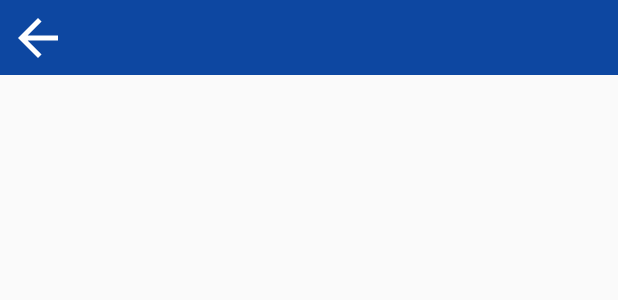
After one commit to Carlie45/CarsApp, an Android app: the layout activity_linear_layout.xml on its own in the app's theme, with its tools: preview values and no code run, on a phone screen of 412 x 824 dp. The commit adds this screen. Shown: the top 300 px of the screen. Run offline under Robolectric (Android 15) with nearby library versions, the phone set to English and light mode, and no system bars.

Commit message:
Create initial files for LinearLayoutActivity and ListViewActivity

```diff
--- /dev/null
+++ b/app/src/main/res/layout/activity_linear_layout.xml
@@ -0,0 +1,12 @@
+<?xml version="1.0" encoding="utf-8"?>
+<androidx.coordinatorlayout.widget.CoordinatorLayout xmlns:android="http://schemas.android.com/apk/res/android"
+    xmlns:app="http://schemas.android.com/apk/res-auto"
+    xmlns:tools="http://schemas.android.com/tools"
+    android:layout_width="match_parent"
+    android:layout_height="match_parent"
+    tools:context=".activities.LinearLayoutActivity">
+
+    <include layout="@layout/app_toolbar_fragment" />
+    <include layout="@layout/content_linear_layout" />
+
+</androidx.coordinatorlayout.widget.CoordinatorLayout>
--- /dev/null
+++ b/app/src/main/res/layout/content_linear_layout.xml
@@ -0,0 +1,11 @@
+<?xml version="1.0" encoding="utf-8"?>
+<androidx.constraintlayout.widget.ConstraintLayout xmlns:android="http://schemas.android.com/apk/res/android"
+    xmlns:app="http://schemas.android.com/apk/res-auto"
+    xmlns:tools="http://schemas.android.com/tools"
+    android:layout_width="match_parent"
+    android:layout_height="match_parent"
+    app:layout_behavior="@string/appbar_scrolling_view_behavior"
+    tools:context=".activities.LinearLayoutActivity"
+    tools:showIn="@layout/activity_linear_layout">
+
+</androidx.constraintlayout.widget.ConstraintLayout>
--- a/app/src/main/res/values/styles.xml
+++ b/app/src/main/res/values/styles.xml
@@ -29,12 +29,20 @@
 
     <style name="RandomCarButton">
         <item name="android:layout_height">wrap_content</item>
-        <item name="android:layout_width">0dp</item>
-        <item name="android:layout_weight">1</item>
+        <item name="android:layout_width">match_parent</item>
         <item name="android:layout_margin">3dp</item>
         <item name="android:background">@color/colorLightBlue</item>
         <item name="android:textColor">@color/colorBlack</item>
         <item name="android:textSize">20dp</item>
     </style>
 
+    <style name="AppTheme.NoActionBar">
+        <item name="windowActionBar">false</item>
+        <item name="windowNoTitle">true</item>
+    </style>
+
+    <style name="AppTheme.AppBarOverlay" parent="ThemeOverlay.AppCompat.Dark.ActionBar" />
+
+    <style name="AppTheme.PopupOverlay" parent="ThemeOverlay.AppCompat.Light" />
+
 </resources>
```
Also changed, not shown: app/src/main/AndroidManifest.xml (+9 -2 lines), app/src/main/java/com/edynamix/learning/android/carsapp/activities/AddCarActivity.java (+65 -5 lines), app/src/main/java/com/edynamix/learning/android/carsapp/activities/LinearLayoutActivity.java (added, +17 -0 lines), app/src/main/java/com/edynamix/learning/android/carsapp/activities/ListViewActivity.java (added, +16 -0 lines), app/src/main/res/layout/activity_list_view.xml (added, +12 -0 lines), app/src/main/res/layout/content_add_car.xml (+12 -2 lines), app/src/main/res/layout/content_list_view.xml (added, +11 -0 lines), app/src/main/res/values/strings.xml (+6 -2 lines).
